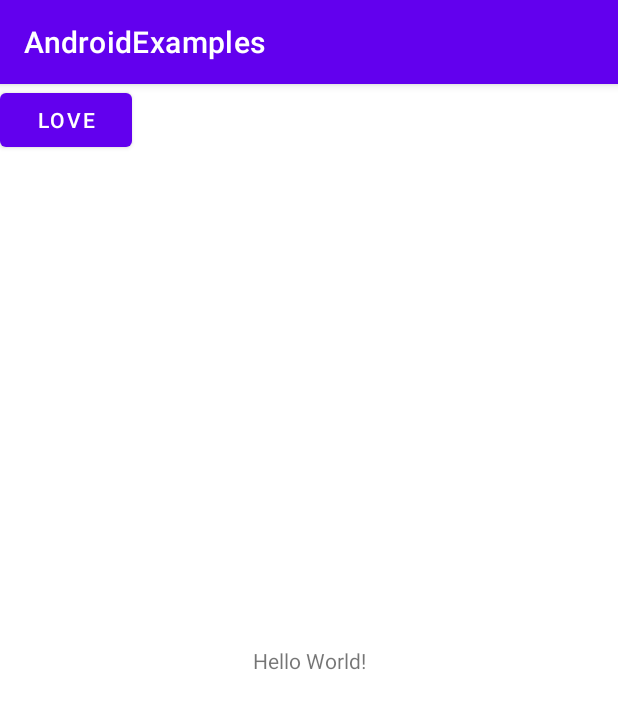
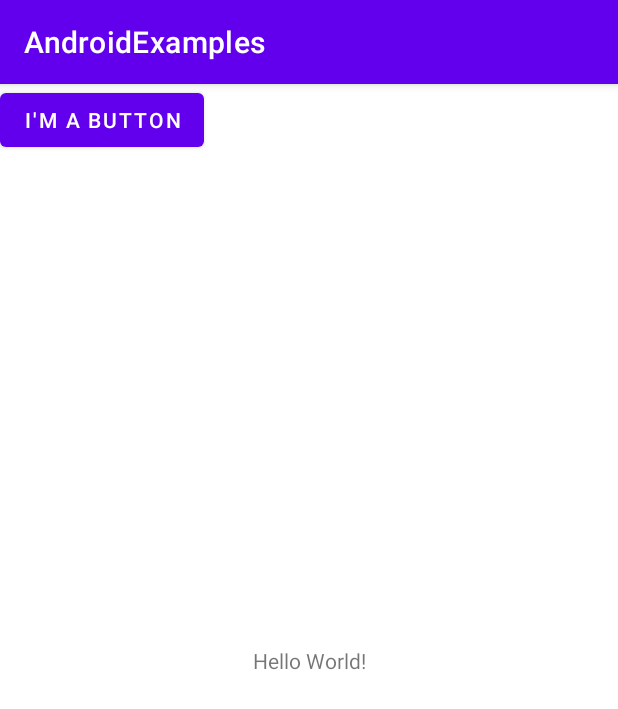
Before and after one commit to lin00184/AndroidExamples, an Android app: the screen it shows after launch (MainActivity), on a phone screen of 412 x 824 dp. Shown: the top 709 px of the screen. Run offline under Robolectric (Android 15) with nearby library versions, the phone set to English and light mode, and no system bars.

Commit message:
Change hardcode string to values on text and button text.

```diff
--- a/app/src/main/res/layout/activity_main.xml
+++ b/app/src/main/res/layout/activity_main.xml
@@ -9,7 +9,7 @@
     <TextView
         android:layout_width="wrap_content"
         android:layout_height="wrap_content"
-        android:text="Hello World!"
+        android:text="@string/hello"
         app:layout_constraintBottom_toBottomOf="parent"
         app:layout_constraintEnd_toEndOf="parent"
         app:layout_constraintStart_toStartOf="parent"
@@ -19,8 +19,8 @@
         android:id="@+id/button"
         android:layout_width="wrap_content"
         android:layout_height="wrap_content"
-        android:text="Love"
-        tools:layout_editor_absoluteX="157dp"
-        tools:layout_editor_absoluteY="151dp" />
+        android:text="@string/button"
+        tools:layout_editor_absoluteX="137dp"
+        tools:layout_editor_absoluteY="152dp" />
 
 </androidx.constraintlayout.widget.ConstraintLayout>
--- a/app/src/main/res/values/strings.xml
+++ b/app/src/main/res/values/strings.xml
@@ -1,3 +1,5 @@
 <resources>
     <string name="app_name">AndroidExamples</string>
+    <string name="hello">Hello World!</string>
+    <string name="button">I\'m a Button</string>
 </resources>
```
